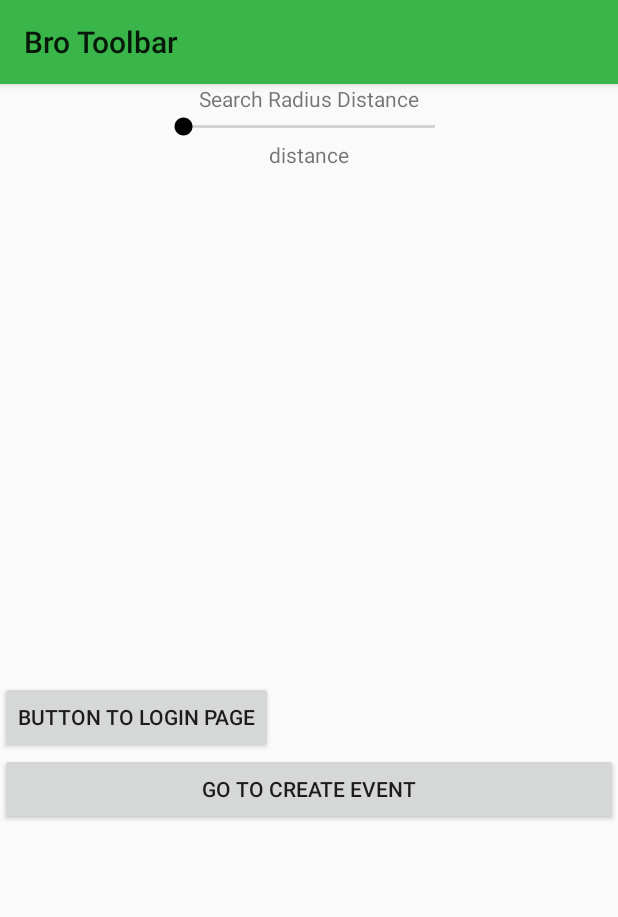
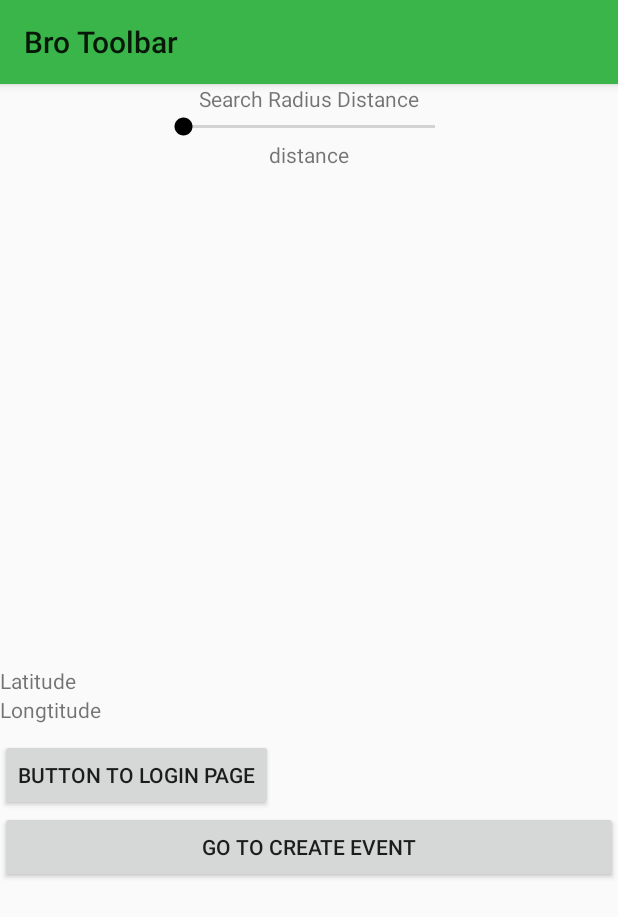
Before and after one commit to christoffer-thygesen/BroFinder, an Android app: the layout activity_main.xml on its own in the app's theme, with its tools: preview values and no code run, on a phone screen of 412 x 824 dp. Shown: the top 917 px of the screen. Run offline under Robolectric (Android 15) with nearby library versions, the phone set to English and light mode, and no system bars.

```diff
--- a/app/build.gradle
+++ b/app/build.gradle
@@ -20,6 +20,7 @@ android {
 
 dependencies {
     implementation 'com.android.support:support-v4:26.1.0'
+    compile 'com.google.android.gms:play-services:11.0.4'
     compile 'com.google.android.gms:play-services-places:11.0.4'
     compile 'com.google.android.gms:play-services-location:11.0.4'
     implementation fileTree(dir: 'libs', include: ['*.jar'])
--- a/app/src/main/AndroidManifest.xml
+++ b/app/src/main/AndroidManifest.xml
@@ -15,7 +15,7 @@
         android:theme="@style/AppTheme">
         <meta-data
             android:name="com.google.android.geo.API_KEY"
-            android:value="AIzaSyDJ0krXk4JDZow7mNH-IgexpYJOswicu6E" />
+            android:value="AIzaSyCn49XJ9CSkjfd-EBnETG6towSY3Sgd7ME" />
 
         <activity android:name=".MainActivity">
             <intent-filter>
--- a/app/src/main/res/layout/activity_main.xml
+++ b/app/src/main/res/layout/activity_main.xml
@@ -47,7 +47,19 @@
         android:layout_marginTop="8dp"
         android:dividerHeight="2dp"></ListView>
 
-    <Button
+    <TextView
+    android:layout_width="wrap_content"
+    android:layout_height="wrap_content"
+    android:text="Latitude"
+    android:id="@+id/myLatitude"/>
+
+    <TextView
+        android:layout_width="wrap_content"
+        android:layout_height="wrap_content"
+        android:text="Longtitude"
+        android:id="@+id/myLongtitude"/>
+
+        <Button
         android:id="@+id/button2"
         android:layout_width="wrap_content"
         android:layout_height="wrap_content"
```
Also changed, not shown: app/src/main/java/mike/magic/com/brofinder/MainActivity.java (+129 -3 lines).
